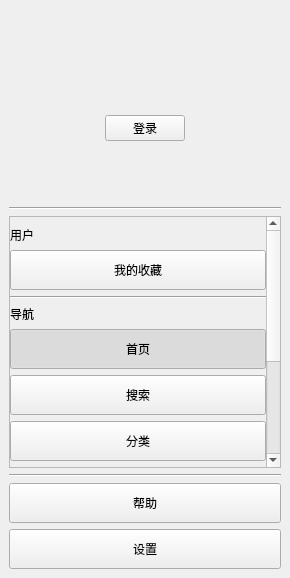
Qt form ui/component/ui_navigation.ui (tonquer/JMComic-qt) before a commit.
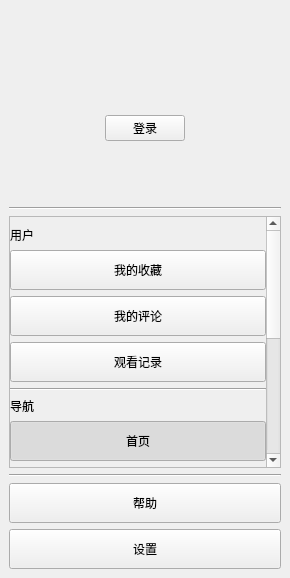
The same form after that commit. Icons and pictures are not drawn. Custom widgets are drawn as their Qt base class.

The edit to the form file:
```diff
--- a/ui/component/ui_navigation.ui
+++ b/ui/component/ui_navigation.ui
@@ -199,6 +199,88 @@
             </attribute>
            </widget>
           </item>
+          <item>
+           <widget class="QToolButton" name="myCommentButton">
+            <property name="sizePolicy">
+             <sizepolicy hsizetype="Expanding" vsizetype="Fixed">
+              <horstretch>0</horstretch>
+              <verstretch>0</verstretch>
+             </sizepolicy>
+            </property>
+            <property name="minimumSize">
+             <size>
+              <width>150</width>
+              <height>40</height>
+             </size>
+            </property>
+            <property name="focusPolicy">
+             <enum>Qt::NoFocus</enum>
+            </property>
+            <property name="text">
+             <string>我的评论</string>
+            </property>
+            <property name="icon">
+             <iconset>
+              <normaloff>:/images/menu/Contact.png</normaloff>:/images/menu/Contact.png</iconset>
+            </property>
+            <property name="iconSize">
+             <size>
+              <width>32</width>
+              <height>32</height>
+             </size>
+            </property>
+            <property name="checkable">
+             <bool>true</bool>
+            </property>
+            <property name="toolButtonStyle">
+             <enum>Qt::ToolButtonTextBesideIcon</enum>
+            </property>
+            <attribute name="buttonGroup">
+             <string notr="true">buttonGroup</string>
+            </attribute>
+           </widget>
+          </item>
+          <item>
+           <widget class="QToolButton" name="historyButton">
+            <property name="sizePolicy">
+             <sizepolicy hsizetype="Expanding" vsizetype="Fixed">
+              <horstretch>0</horstretch>
+              <verstretch>0</verstretch>
+             </sizepolicy>
+            </property>
+            <property name="minimumSize">
+             <size>
+              <width>150</width>
+              <height>40</height>
+             </size>
+            </property>
+            <property name="focusPolicy">
+             <enum>Qt::NoFocus</enum>
+            </property>
+            <property name="text">
+             <string>观看记录</string>
+            </property>
+            <property name="icon">
+             <iconset>
+              <normaloff>:/images/menu/Contact.png</normaloff>:/images/menu/Contact.png</iconset>
+            </property>
+            <property name="iconSize">
+             <size>
+              <width>32</width>
+              <height>32</height>
+             </size>
+            </property>
+            <property name="checkable">
+             <bool>true</bool>
+            </property>
+            <property name="toolButtonStyle">
+             <enum>Qt::ToolButtonTextBesideIcon</enum>
+            </property>
+            <attribute name="buttonGroup">
+             <string notr="true">buttonGroup</string>
+            </attribute>
+           </widget>
+          </item>
           <item>
            <widget class="Line" name="line">
             <property name="orientation">
```
